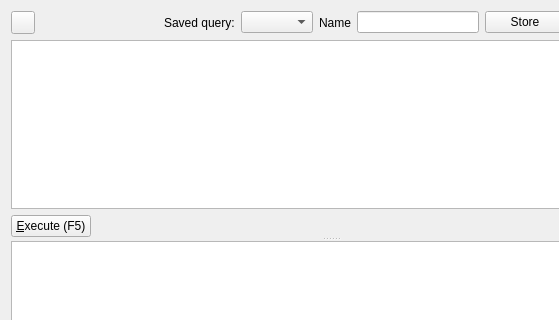
Old version of the form db_manager/ui/DlgSqlLayerWindow.ui in the repository qgis/db_manager_plugin; both pictures show x 0 to 559 and y 0 to 320 of the 662 by 525 pixel window.
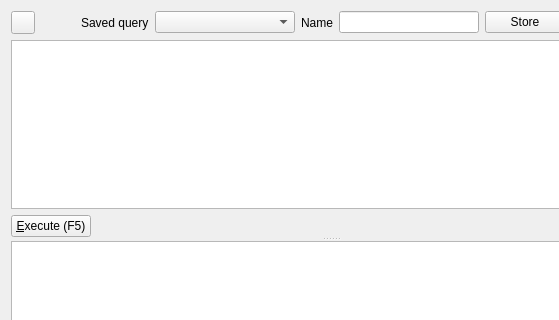
New version of the form. Custom widgets are drawn as their Qt base class.

Commit message:
[DB Manager]Allow preset query combobox expansion
Fixes #17933
Also add some window title capitalisation

What changed in the file:
```diff
--- a/db_manager/ui/DlgSqlLayerWindow.ui
+++ b/db_manager/ui/DlgSqlLayerWindow.ui
@@ -80,12 +80,19 @@
          <item>
           <widget class="QLabel" name="label">
            <property name="text">
-            <string>Saved query:</string>
+            <string>Saved query</string>
            </property>
           </widget>
          </item>
          <item>
-          <widget class="QComboBox" name="presetCombo"/>
+          <widget class="QComboBox" name="presetCombo">
+           <property name="sizePolicy">
+            <sizepolicy hsizetype="Expanding" vsizetype="Fixed">
+             <horstretch>1</horstretch>
+             <verstretch>0</verstretch>
+            </sizepolicy>
+           </property>
+          </widget>
          </item>
          <item>
           <widget class="QLabel" name="label_2">
@@ -96,6 +103,12 @@
          </item>
          <item>
           <widget class="QLineEdit" name="presetName">
+           <property name="sizePolicy">
+            <sizepolicy hsizetype="Expanding" vsizetype="Fixed">
+             <horstretch>1</horstretch>
+             <verstretch>0</verstretch>
+            </sizepolicy>
+           </property>
            <property name="text">
             <string notr="true"/>
            </property>
```
Left out of the diff: 2 changed lines with no effect on the pictures. The commit also changes 2 other files.
